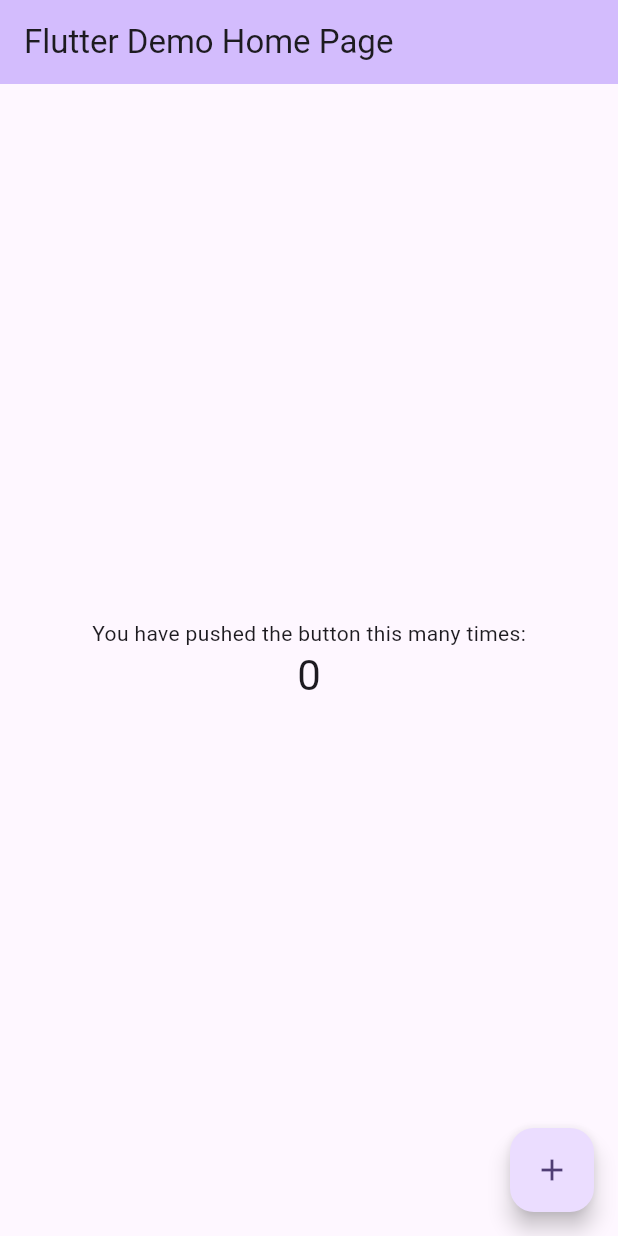
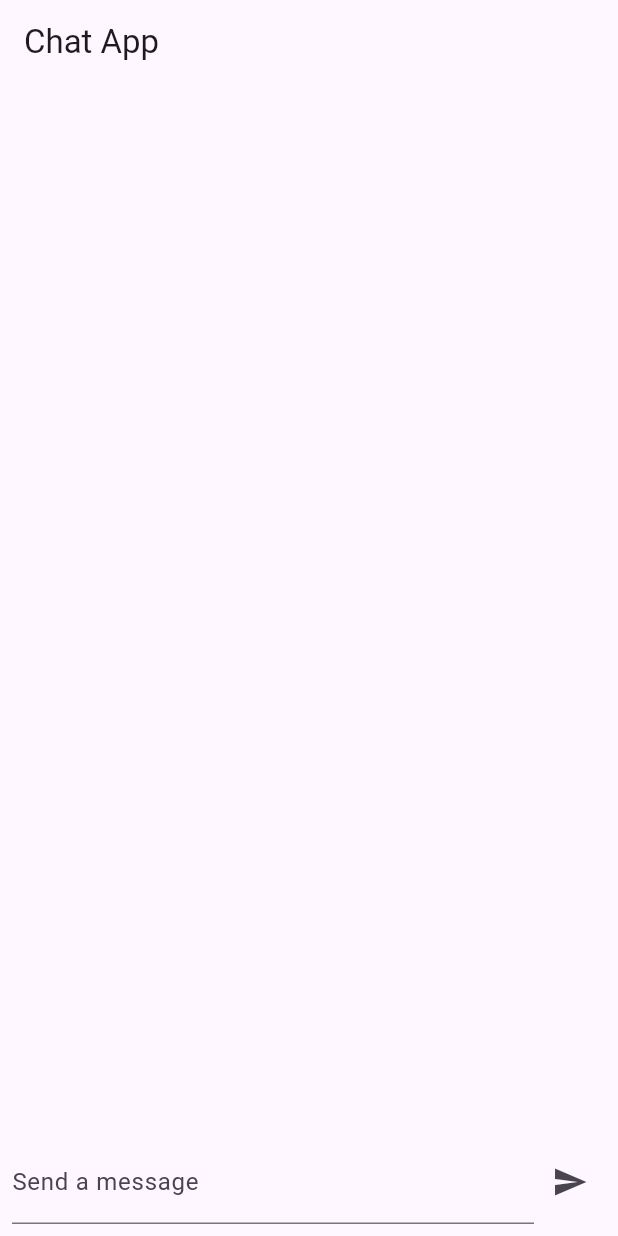
Before and after one commit to JosephRemingston/ping, a Flutter app: the screen it shows after launch, on a phone screen of 412 x 824 dp. Run offline on Flutter 3.47's test engine with Material 3 defaults, Android fonts, the light colour scheme and no system bars; network calls fail.

Commit message:
initial commit

```diff
--- a/lib/main.dart
+++ b/lib/main.dart
@@ -1,125 +1,187 @@
 import 'package:flutter/material.dart';
+import 'package:web_socket_channel/web_socket_channel.dart';
+import 'dart:convert';
+import 'dart:io';
+import 'package:path_provider/path_provider.dart';
 
-void main() {
-  runApp(const MyApp());
+
+
+class WebSocketService {
+  final WebSocketChannel channel;
+
+  WebSocketService(String url) : channel = WebSocketChannel.connect(Uri.parse(url));
+
+  Stream get stream => channel.stream;
+
+  void sendMessage(String message) {
+    channel.sink.add(message);
   }
 
-class MyApp extends StatelessWidget {
-  const MyApp({super.key});
+  void dispose() {
+    channel.sink.close();
+  }
+}
 
-  // This widget is the root of your application.
-  @override
-  Widget build(BuildContext context) {
-    return MaterialApp(
-      title: 'Flutter Demo',
-      theme: ThemeData(
-        // This is the theme of your application.
-        //
-        // TRY THIS: Try running your application with "flutter run". You'll see
-        // the application has a purple toolbar. Then, without quitting the app,
-        // try changing the seedColor in the colorScheme below to Colors.green
-        // and then invoke "hot reload" (save your changes or press the "hot
-        // reload" button in a Flutter-supported IDE, or press "r" if you used
-        // the command line to start the app).
-        //
-        // Notice that the counter didn't reset back to zero; the application
-        // state is not lost during the reload. To reset the state, use hot
-        // restart instead.
-        //
-        // This works for code too, not just values: Most code changes can be
-        // tested with just a hot reload.
-        colorScheme: ColorScheme.fromSeed(seedColor: Colors.deepPurple),
-        useMaterial3: true,
-      ),
-      home: const MyHomePage(title: 'Flutter Demo Home Page'),
+
+
+
+class ChatMessage {
+  final String message;
+  final DateTime timestamp;
+
+  ChatMessage(this.message, this.timestamp);
+
+  Map<String, dynamic> toJson() => {
+        'message': message,
+        'timestamp': timestamp.toIso8601String(),
+      };
+
+  factory ChatMessage.fromJson(Map<String, dynamic> json) {
+    return ChatMessage(
+      json['message'],
+      DateTime.parse(json['timestamp']),
     );
   }
 }
 
-class MyHomePage extends StatefulWidget {
-  const MyHomePage({super.key, required this.title});
+class ChatStorage {
+  Future<String> _localPath() async {
+    final directory = await getApplicationDocumentsDirectory();
+    return directory.path;
+  }
 
-  // This widget is the home page of your application. It is stateful, meaning
-  // that it has a State object (defined below) that contains fields that affect
-  // how it looks.
+  Future<File> _localFile() async {
+    final path = await _localPath();
+    return File('$path/chat_messages.json');
+  }
 
-  // This class is the configuration for the state. It holds the values (in this
-  // case the title) provided by the parent (in this case the App widget) and
-  // used by the build method of the State. Fields in a Widget subclass are
-  // always marked "final".
+  Future<List<ChatMessage>> readMessages() async {
+    try {
+      final file = await _localFile();
+      final contents = await file.readAsString();
+      final List<dynamic> jsonList = json.decode(contents);
+      return jsonList.map((json) => ChatMessage.fromJson(json)).toList();
+    } catch (e) {
+      return [];
+    }
+  }
 
-  final String title;
+  Future<void> writeMessages(List<ChatMessage> messages) async {
+    final file = await _localFile();
+    final List<Map<String, dynamic>> jsonList =
+        messages.map((message) => message.toJson()).toList();
+    await file.writeAsString(json.encode(jsonList));
+  }
+}
+
+void main() => runApp(MyApp());
+
+class MyApp extends StatelessWidget {
+  @override
+  Widget build(BuildContext context) {
+    return MaterialApp(
+      home: ChatScreen(),
+    );
+  }
+}
+
+class ChatScreen extends StatefulWidget {
+  @override
+  _ChatScreenState createState() => _ChatScreenState();
+}
+
+class _ChatScreenState extends State<ChatScreen> {
+  final WebSocketService _webSocketService =
+      WebSocketService('ws://your-websocket-url');
+  final ChatStorage _chatStorage = ChatStorage();
+  final TextEditingController _controller = TextEditingController();
+  final List<ChatMessage> _messages = [];
 
   @override
-  State<MyHomePage> createState() => _MyHomePageState();
+  void initState() {
+    super.initState();
+    _loadMessages();
+    _webSocketService.stream.listen((message) {
+      final chatMessage = ChatMessage(message, DateTime.now());
+      setState(() {
+        _messages.add(chatMessage);
+      });
+      _saveMessages();
+    });
   }
 
-class _MyHomePageState extends State<MyHomePage> {
-  int _counter = 0;
+  Future<void> _loadMessages() async {
+    final messages = await _chatStorage.readMessages();
+    setState(() {
+      _messages.addAll(messages);
+    });
+  }
 
-  void _incrementCounter() {
+  Future<void> _saveMessages() async {
+    await _chatStorage.writeMessages(_messages);
+  }
+
+  void _sendMessage() {
+    final message = _controller.text;
+    if (message.isNotEmpty) {
+      _webSocketService.sendMessage(message);
+      final chatMessage = ChatMessage(message, DateTime.now());
       setState(() {
-      // This call to setState tells the Flutter framework that something has
-      // changed in this State, which causes it to rerun the build method below
-      // so that the display can reflect the updated values. If we changed
-      // _counter without calling setState(), then the build method would not be
-      // called again, and so nothing would appear to happen.
-      _counter++;
+        _messages.add(chatMessage);
       });
+      _saveMessages();
+      _controller.clear();
+    }
+  }
+
+  @override
+  void dispose() {
+    _webSocketService.dispose();
+    _controller.dispose();
+    super.dispose();
   }
 
   @override
   Widget build(BuildContext context) {
-    // This method is rerun every time setState is called, for instance as done
-    // by the _incrementCounter method above.
-    //
-    // The Flutter framework has been optimized to make rerunning build methods
-    // fast, so that you can just rebuild anything that needs updating rather
-    // than having to individually change instances of widgets.
     return Scaffold(
       appBar: AppBar(
-        // TRY THIS: Try changing the color here to a specific color (to
-        // Colors.amber, perhaps?) and trigger a hot reload to see the AppBar
-        // change color while the other colors stay the same.
-        backgroundColor: Theme.of(context).colorScheme.inversePrimary,
-        // Here we take the value from the MyHomePage object that was created by
-        // the App.build method, and use it to set our appbar title.
-        title: Text(widget.title),
+        title: Text('Chat App'),
       ),
-      body: Center(
-        // Center is a layout widget. It takes a single child and positions it
-        // in the middle of the parent.
-        child: Column(
-          // Column is also a layout widget. It takes a list of children and
-          // arranges them vertically. By default, it sizes itself to fit its
-          // children horizontally, and tries to be as tall as its parent.
-          //
-          // Column has various properties to control how it sizes itself and
-          // how it positions its children. Here we use mainAxisAlignment to
-          // center the children vertically; the main axis here is the vertical
-          // axis because Columns are vertical (the cross axis would be
-          // horizontal).
-          //
-          // TRY THIS: Invoke "debug painting" (choose the "Toggle Debug Paint"
-          // action in the IDE, or press "p" in the console), to see the
-          // wireframe for each widget.
-          mainAxisAlignment: MainAxisAlignment.center,
+      body: Column(
         children: <Widget>[
-            const Text(
-              'You have pushed the button this many times:',
+          Expanded(
+            child: ListView.builder(
+              itemCount: _messages.length,
+              itemBuilder: (context, index) {
+                final message = _messages[index];
+                return ListTile(
+                  title: Text(message.message),
+                  subtitle: Text(message.timestamp.toIso8601String()),
+                );
+              },
             ),
-            Text(
-              '$_counter',
-              style: Theme.of(context).textTheme.headlineMedium,
+          ),
+          Padding(
+            padding: const EdgeInsets.all(8.0),
+            child: Row(
+              children: <Widget>[
+                Expanded(
+                  child: TextField(
+                    controller: _controller,
+                    decoration: InputDecoration(
+                      labelText: 'Send a message',
+                    ),
+                  ),
+                ),
+                IconButton(
+                  icon: Icon(Icons.send),
+                  onPressed: _sendMessage,
                 ),
               ],
             ),
           ),
-      floatingActionButton: FloatingActionButton(
-        onPressed: _incrementCounter,
-        tooltip: 'Increment',
-        child: const Icon(Icons.add),
-      ), // This trailing comma makes auto-formatting nicer for build methods.
+        ],
+      ),
     );
   }
 }
--- a/pubspec.yaml
+++ b/pubspec.yaml
@@ -30,6 +30,8 @@ environment:
 dependencies:
   flutter:
     sdk: flutter
+  web_socket_channel: ^2.1.0
+  path_provider: ^2.0.11
 
 
   # The following adds the Cupertino Icons font to your application.
```
Also changed, not shown: pubspec.lock. Lines whose indentation alone changed are shown as unchanged.
